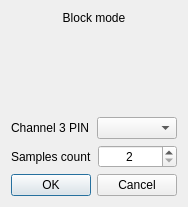
Qt form blockdialog.ui (Melomanstd/daq_gui) before a commit.
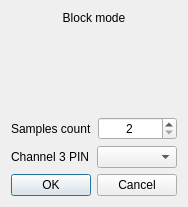
The same form after that commit. Icons and pictures are not drawn.

Patch:
```diff
--- a/blockdialog.ui
+++ b/blockdialog.ui
@@ -64,20 +64,6 @@
      </item>
     </layout>
    </item>
-   <item>
-    <layout class="QHBoxLayout" name="horizontalLayout_7">
-     <item>
-      <widget class="QLabel" name="label_8">
-       <property name="text">
-        <string>Channel 3 PIN</string>
-       </property>
-      </widget>
-     </item>
-     <item>
-      <widget class="QComboBox" name="ch3_combo"/>
-     </item>
-    </layout>
-   </item>
    <item>
     <layout class="QHBoxLayout" name="horizontalLayout_2">
      <item>
@@ -102,6 +88,20 @@
      </item>
     </layout>
    </item>
+   <item>
+    <layout class="QHBoxLayout" name="horizontalLayout_7">
+     <item>
+      <widget class="QLabel" name="label_8">
+       <property name="text">
+        <string>Channel 3 PIN</string>
+       </property>
+      </widget>
+     </item>
+     <item>
+      <widget class="QComboBox" name="ch3_combo"/>
+     </item>
+    </layout>
+   </item>
    <item>
     <widget class="QDialogButtonBox" name="buttonBox">
      <property name="orientation">
```
